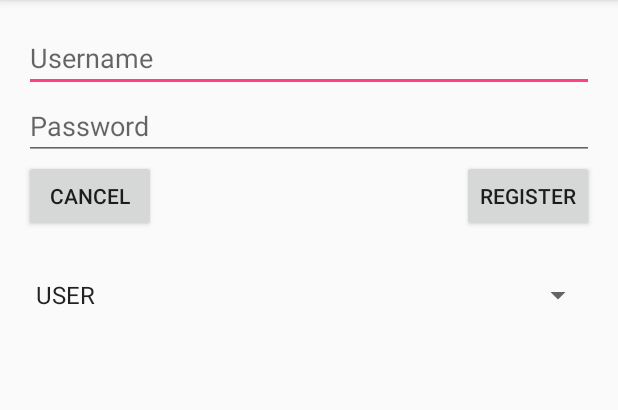
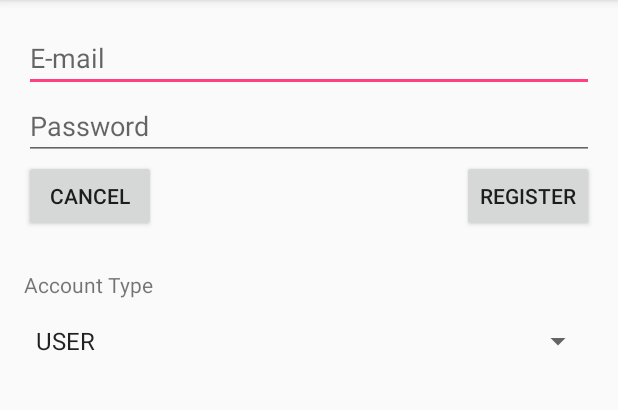
Before and after one commit to Yhprum/CleanWater, an Android app: the RegisterActivity screen opened directly, with no data from a screen before it, after a tap on "REGISTER", on a phone screen of 412 x 824 dp, the part 84-494 px from its top. Run offline under Robolectric (Android 15) with nearby library versions, the phone set to English and light mode, and no system bars; our stand-ins replace Firebase (no records; nobody signed in at launch, a user with empty details on screens opened directly).

Commit message:
Added Login support
also changed Username field to E-mail because thats what Firebase works
with

```diff
--- a/app/src/main/AndroidManifest.xml
+++ b/app/src/main/AndroidManifest.xml
@@ -18,7 +18,7 @@
             </intent-filter>
         </activity>
         <activity android:name=".controllers.LoginActivity" />
-        <activity android:name=".controllers.TempActivity" />
+        <activity android:name=".controllers.ProfileActivity" />
         <activity android:name=".controllers.RegisterActivity"></activity>
     </application>
 
--- a/app/src/main/java/edu/gatech/cleanwater/controllers/TempActivity.java
+++ b/app/src/main/java/edu/gatech/cleanwater/controllers/ProfileActivity.java
@@ -8,7 +8,7 @@ import android.widget.Button;
 
 import edu.gatech.cleanwater.R;
 
-public class TempActivity extends AppCompatActivity {
+public class ProfileActivity extends AppCompatActivity {
 
     @Override
     protected void onCreate(Bundle savedInstanceState) {
@@ -20,8 +20,8 @@ public class TempActivity extends AppCompatActivity {
         bLogout.setOnClickListener(new View.OnClickListener() {
             @Override
             public void onClick(View view) {
-                Intent logout = new Intent(TempActivity.this, WelcomeActivity.class);
-                TempActivity.this.startActivity(logout);
+                Intent logout = new Intent(ProfileActivity.this, WelcomeActivity.class);
+                ProfileActivity.this.startActivity(logout);
             }
         });
     }
--- a/app/src/main/java/edu/gatech/cleanwater/controllers/RegisterActivity.java
+++ b/app/src/main/java/edu/gatech/cleanwater/controllers/RegisterActivity.java
@@ -89,13 +89,16 @@ public class RegisterActivity extends AppCompatActivity {
         });
     }
 
+    /**
+     * Registers a new user via Firebase
+     */
     private void registerUser() {
         username = etUsername.getText().toString().trim();
         password = etPassword.getText().toString().trim();
         type = (UserType) sType.getSelectedItem();
 
         if(TextUtils.isEmpty(username)) {
-            Toast.makeText(this, "Enter a username", Toast.LENGTH_SHORT).show();
+            Toast.makeText(this, "Enter an E-mail", Toast.LENGTH_SHORT).show();
             return;
         }
         if(TextUtils.isEmpty(password)) {
@@ -108,10 +111,11 @@ public class RegisterActivity extends AppCompatActivity {
                 .addOnCompleteListener(this, new OnCompleteListener<AuthResult>() {
                     @Override
                     public void onComplete(@NonNull Task<AuthResult> task) {
-                        if(task.isComplete()) {
+                        pdLoad.dismiss();
+                        if(task.isSuccessful()) {
                             Toast.makeText(RegisterActivity.this, "success", Toast.LENGTH_SHORT).show();
                         } else {
-                            Toast.makeText(RegisterActivity.this, "failure", Toast.LENGTH_SHORT).show();
+                            Toast.makeText(RegisterActivity.this, "Please enter a valid email", Toast.LENGTH_SHORT).show();
                         }
                     }
                 });
--- a/app/src/main/res/layout/activity_login.xml
+++ b/app/src/main/res/layout/activity_login.xml
@@ -19,7 +19,7 @@
         android:layout_alignParentStart="true"
         android:id="@+id/etUsername"
         android:layout_alignParentEnd="true"
-        android:hint="Username" />
+        android:hint="E-mail" />
 
     <EditText
         android:layout_width="wrap_content"
--- a/app/src/main/res/layout/activity_register.xml
+++ b/app/src/main/res/layout/activity_register.xml
@@ -19,7 +19,7 @@
         android:layout_alignParentStart="true"
         android:id="@+id/etUsername"
         android:layout_alignParentEnd="true"
-        android:hint="Username" />
+        android:hint="E-mail" />
 
     <EditText
         android:layout_width="wrap_content"
@@ -48,12 +48,21 @@
         android:layout_alignParentEnd="true"
         android:id="@+id/bRegister" />
 
+    <TextView
+        android:text="Account Type"
+        android:layout_width="wrap_content"
+        android:layout_height="wrap_content"
+        android:layout_below="@+id/bCancel"
+        android:layout_alignParentStart="true"
+        android:layout_marginTop="25dp"
+        android:id="@+id/tvType" />
+
     <Spinner
         android:layout_width="match_parent"
         android:layout_height="wrap_content"
-        android:layout_marginTop="30dp"
+        android:layout_marginTop="16dp"
         android:id="@+id/sType"
-        android:layout_below="@+id/bCancel"
+        android:layout_below="@+id/tvType"
         android:layout_alignParentStart="true" />
 
 </RelativeLayout>
--- a/app/src/main/res/layout/activity_temp.xml
+++ b/app/src/main/res/layout/activity_temp.xml
@@ -8,7 +8,7 @@
     android:paddingLeft="@dimen/activity_horizontal_margin"
     android:paddingRight="@dimen/activity_horizontal_margin"
     android:paddingTop="@dimen/activity_vertical_margin"
-    tools:context="edu.gatech.cleanwater.controllers.TempActivity">
+    tools:context="edu.gatech.cleanwater.controllers.ProfileActivity">
 
     <Button
         android:text="Logout"
```
Also changed, not shown: app/src/main/java/edu/gatech/cleanwater/controllers/LoginActivity.java (+54 -9 lines), 1 other file.
